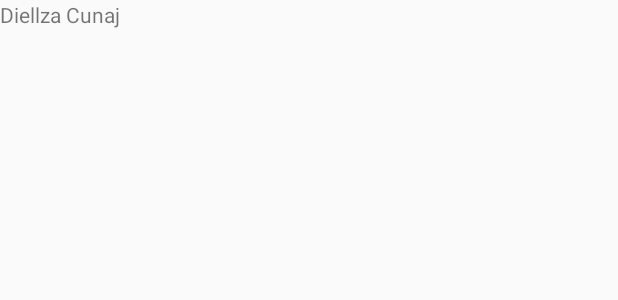
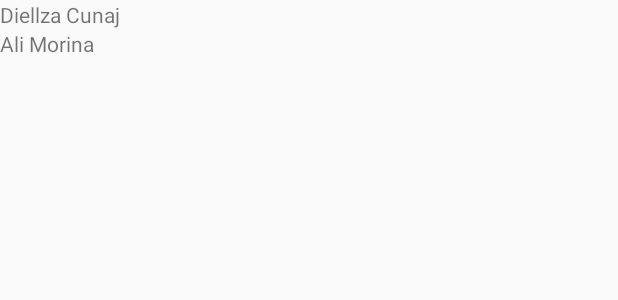
Before and after one commit to diellzacunaj/TouristGuide, an Android app: the layout activity_main.xml on its own in the app's theme, with its tools: preview values and no code run, on a phone screen of 412 x 824 dp. Shown: the top 300 px of the screen. Run offline under Robolectric (Android 15) with nearby library versions, the phone set to English and light mode, and no system bars.

Commit message:
Ali-Fourth commit-activity

```diff
--- a/app/src/main/res/layout/activity_main.xml
+++ b/app/src/main/res/layout/activity_main.xml
@@ -12,5 +12,10 @@
         android:layout_height="wrap_content"
         android:text="Diellza Cunaj"
          />
+    <TextView
+        android:layout_width="wrap_content"
+        android:layout_height="wrap_content"
+        android:text="Ali Morina"
+        />
 
 </LinearLayout>
```
